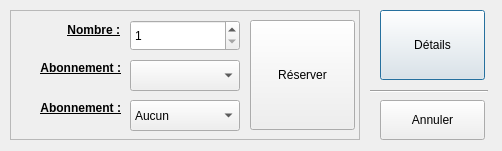
Before: the Qt Designer form ui/choiceClientDialog.ui in KaneRoot/ihmsem6a, drawn with Qt 5.
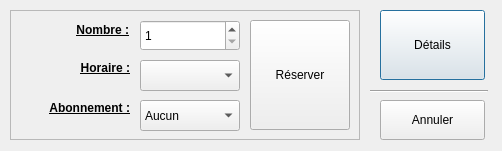
After: the same form once the commit is applied.

What changed in the file:
```diff
--- a/ui/choiceClientDialog.ui
+++ b/ui/choiceClientDialog.ui
@@ -49,7 +49,7 @@
      <rect>
       <x>240</x>
       <y>10</y>
-      <width>105</width>
+      <width>100</width>
       <height>110</height>
      </rect>
     </property>
@@ -63,9 +63,9 @@
    <widget class="QSpinBox" name="spinBox">
     <property name="geometry">
      <rect>
-      <x>120</x>
+      <x>130</x>
       <y>10</y>
-      <width>110</width>
+      <width>100</width>
       <height>31</height>
      </rect>
     </property>
@@ -76,9 +76,9 @@
    <widget class="QComboBox" name="comboBox">
     <property name="geometry">
      <rect>
-      <x>120</x>
+      <x>130</x>
       <y>90</y>
-      <width>110</width>
+      <width>100</width>
       <height>31</height>
      </rect>
     </property>
@@ -113,7 +113,7 @@
      <rect>
       <x>9</x>
       <y>10</y>
-      <width>101</width>
+      <width>110</width>
       <height>20</height>
      </rect>
     </property>
@@ -136,7 +136,7 @@
      <rect>
       <x>10</x>
       <y>90</y>
-      <width>101</width>
+      <width>110</width>
       <height>16</height>
      </rect>
     </property>
@@ -157,9 +157,9 @@
    <widget class="QComboBox" name="horaireComboBox">
     <property name="geometry">
      <rect>
-      <x>120</x>
+      <x>130</x>
       <y>50</y>
-      <width>110</width>
+      <width>100</width>
       <height>31</height>
      </rect>
     </property>
@@ -169,7 +169,7 @@
      <rect>
       <x>10</x>
       <y>50</y>
-      <width>101</width>
+      <width>110</width>
       <height>16</height>
      </rect>
     </property>
@@ -181,7 +181,7 @@
      </font>
     </property>
     <property name="text">
-     <string>Abonnement :</string>
+     <string>Horaire :</string>
     </property>
     <property name="alignment">
      <set>Qt::AlignRight|Qt::AlignTrailing|Qt::AlignVCenter</set>
```
